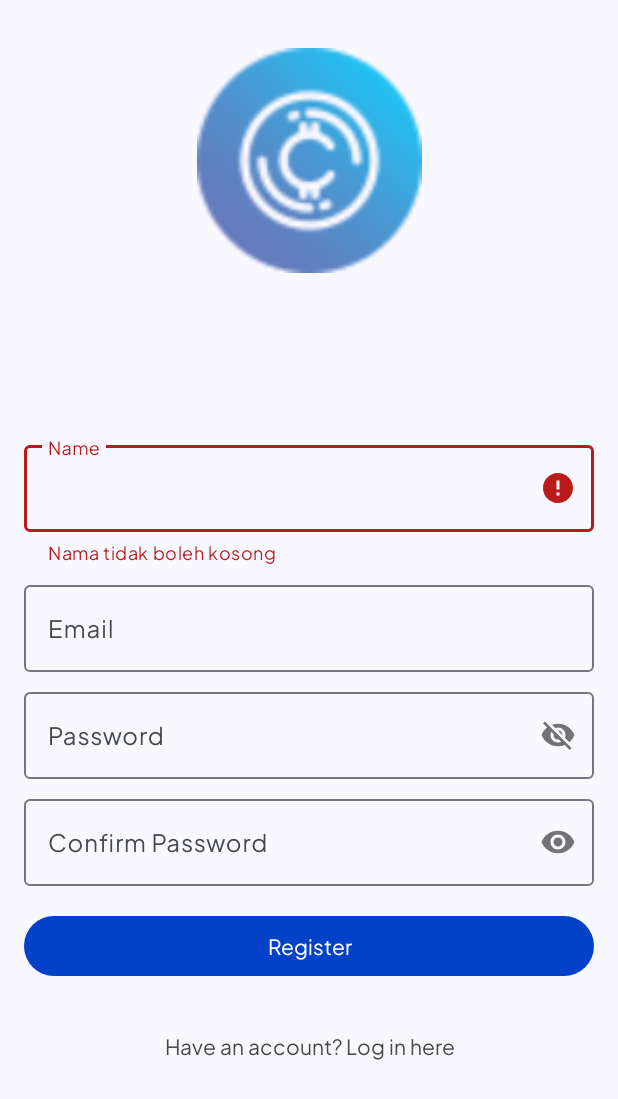
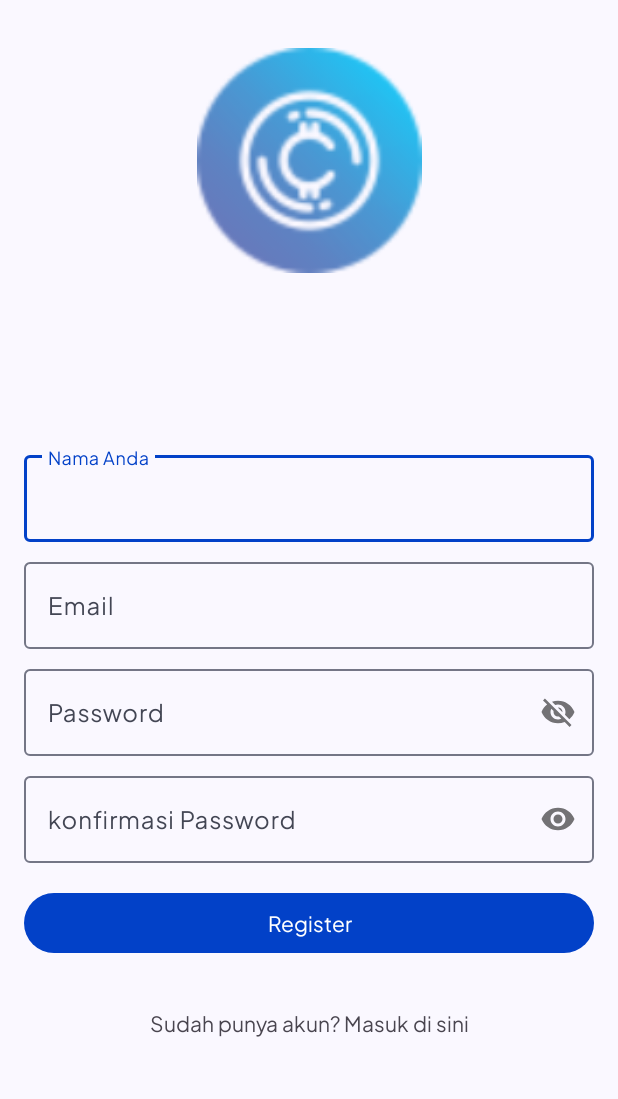
Before and after one commit to arkan3h/4crypto, an Android app: the RegisterActivity screen opened directly, with no data from a screen before it, after a tap on an icon or button, on a phone screen of 412 x 824 dp. Shown: the top 1099 px of the screen. Run offline under Robolectric (Android 15) with nearby library versions, the phone set to English and light mode, and no system bars; 2 other taps on this screen came first.

```diff
--- a/app/src/main/java/com/arkan/a4crypto/presentation/register/RegisterActivity.kt
+++ b/app/src/main/java/com/arkan/a4crypto/presentation/register/RegisterActivity.kt
@@ -43,7 +43,7 @@ class RegisterActivity : AppCompatActivity() {
         binding.btnRegister.setOnClickListener {
             doRegister()
         }
-        binding.tvNavToLogin.setOnClickListener {
+        binding.btnRegister.setOnClickListener {
             navigateToLogin()
         }
     }
--- a/app/src/main/res/values/strings.xml
+++ b/app/src/main/res/values/strings.xml
@@ -11,24 +11,20 @@
     <string name="title_tab_home">Home</string>
     <string name="title_tab_profile">Profile</string>
 
+
     <string name="text_register">Register</string>
-    <string name="hint_name">Name</string>
+    <string name="hint_name">Nama Anda</string>
     <string name="hint_email">Email</string>
     <string name="hint_password">Password</string>
-    <string name="hint_confirm_password">Confirm Password</string>
-    <string name="text_already_have_an_account_click_here">Have an account? Log in here</string>
-    <string name="text_error_email_empty">Email cannot be empty</string>
-    <string name="text_error_email_invalid">Invalid Email</string>
-    <string name="text_error_password_empty">Password cannot be empty</string>
-    <string name="text_error_password_less_than_8_char">Password at least 8 character</string>
-    <string name="text_password_does_not_match">Password does not match</string>
-    <string name="text_error_name_cannot_empty">Name cannot be empty</string>
-    <string name="text_highlight_login_here">Login di sini</string>
+    <string name="hint_confirm_password">konfirmasi Password</string>
+    <string name="text_already_have_an_account_click_here">Sudah punya akun? Masuk di sini</string>
     <string name="text_title_home">Trending Coint</string>
     <string name="text_title_item_home">judul coint</string>
     <string name="text_item_home_coint_deks">Deskripsi item home coint</string>
     <string name="text_item_home_price">$3,397.73</string>
     <string name="text_go_to_web">Open in CoinGecko</string>
+    <string name="text_error_email_empty">Email masih kosong</string>
+    <string name="text_error_email_invalid">Email tidak valid</string>
     <string name="text_error_pw_empty">Password tidak boleh kosong</string>
     <string name="text_error_name_empty">Nama tidak boleh kosong</string>
     <string name="text_error_pw_lower">Password harus lebih dari 8 charakter</string>
```
